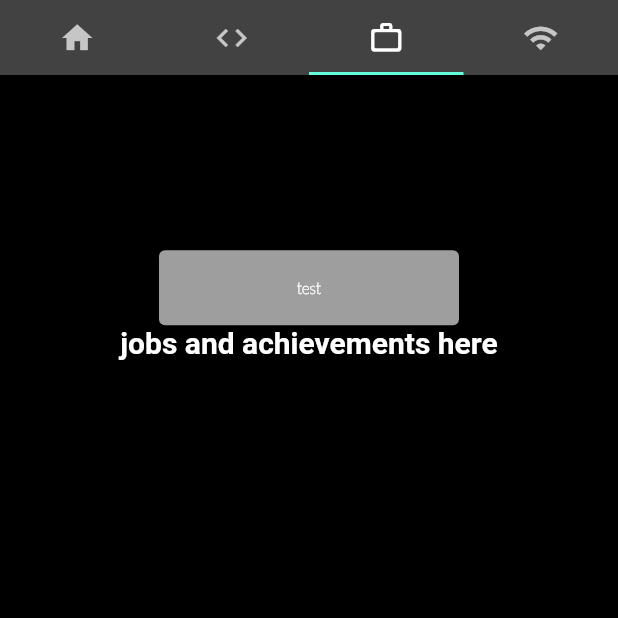
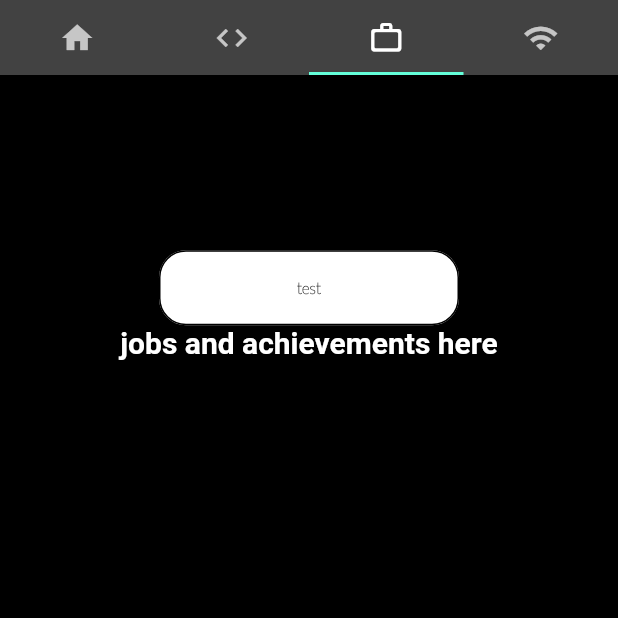
Before and after one commit to ekam-g/carghai_website, a Flutter app: the screen it shows after launch, tab 3 chosen, on a phone screen of 412 x 824 dp, the top half of it. Run offline on Flutter 3.47's test engine with Material 2 defaults, Android fonts, the phone set to English and light mode, and no system bars; our stand-ins replace auto_size_text.

Commit message:
good buttion.dart

```diff
--- a/lib/widgets/buttion.dart
+++ b/lib/widgets/buttion.dart
@@ -2,10 +2,12 @@ import 'package:flutter/cupertino.dart';
 import 'package:flutter/material.dart';
 
 class SizedButtion extends StatelessWidget {
-  SizedButtion({required this.onPressed,
-    required this.text,
-    required this.width,
-    required this.height, required this.fontSize});
+  SizedButtion(
+      {required this.onPressed,
+      required this.text,
+      required this.width,
+      required this.height,
+      required this.fontSize});
 
   final GestureTapCallback onPressed;
   final String text;
@@ -20,13 +22,23 @@ class SizedButtion extends StatelessWidget {
       height: height,
       child: ElevatedButton(
         onPressed: onPressed,
+        style: ElevatedButton.styleFrom(
+          elevation: 20,
+          primary: Colors.white,
+          onPrimary: Colors.black,
+          enableFeedback: true,
+          shape: RoundedRectangleBorder(
+            borderRadius: BorderRadius.circular(18.0),
+            side: const BorderSide(color: Colors.black),
+          ),
+        ),
         child: Text(
           text,
           style: TextStyle(
             fontSize: fontSize,
             fontWeight: FontWeight.bold,
             fontFamily: 'Lato',
-            color: Colors.white,
+            color: Colors.black,
           ),
         ),
       ),
@@ -35,9 +47,11 @@ class SizedButtion extends StatelessWidget {
 }
 
 class ExpandedButtion extends StatelessWidget {
-  ExpandedButtion({required this.onPressed,
-    required this.text,
-    required this.flex, required this.fontSize});
+  ExpandedButtion(
+      {required this.onPressed,
+      required this.text,
+      required this.flex,
+      required this.fontSize});
 
   final GestureTapCallback onPressed;
   final String text;
@@ -48,15 +62,25 @@ class ExpandedButtion extends StatelessWidget {
   Widget build(BuildContext context) {
     return Expanded(
       flex: flex,
-      child: ElevatedButton(
+      child:  ElevatedButton(
         onPressed: onPressed,
+        style: ElevatedButton.styleFrom(
+          elevation: 20,
+          primary: Colors.white,
+          onPrimary: Colors.black,
+          enableFeedback: true,
+          shape: RoundedRectangleBorder(
+            borderRadius: BorderRadius.circular(18.0),
+            side: const BorderSide(color: Colors.black),
+          ),
+        ),
         child: Text(
           text,
           style: TextStyle(
             fontSize: fontSize,
             fontWeight: FontWeight.bold,
             fontFamily: 'Lato',
-            color: Colors.white,
+            color: Colors.black,
           ),
         ),
       ),
```
